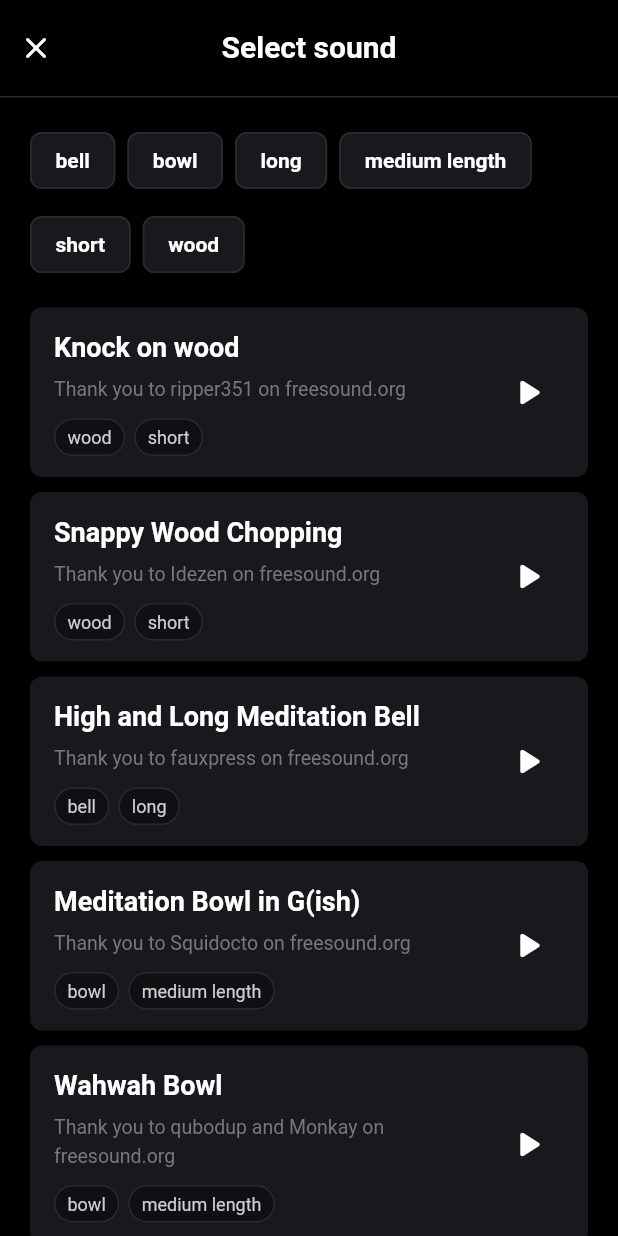
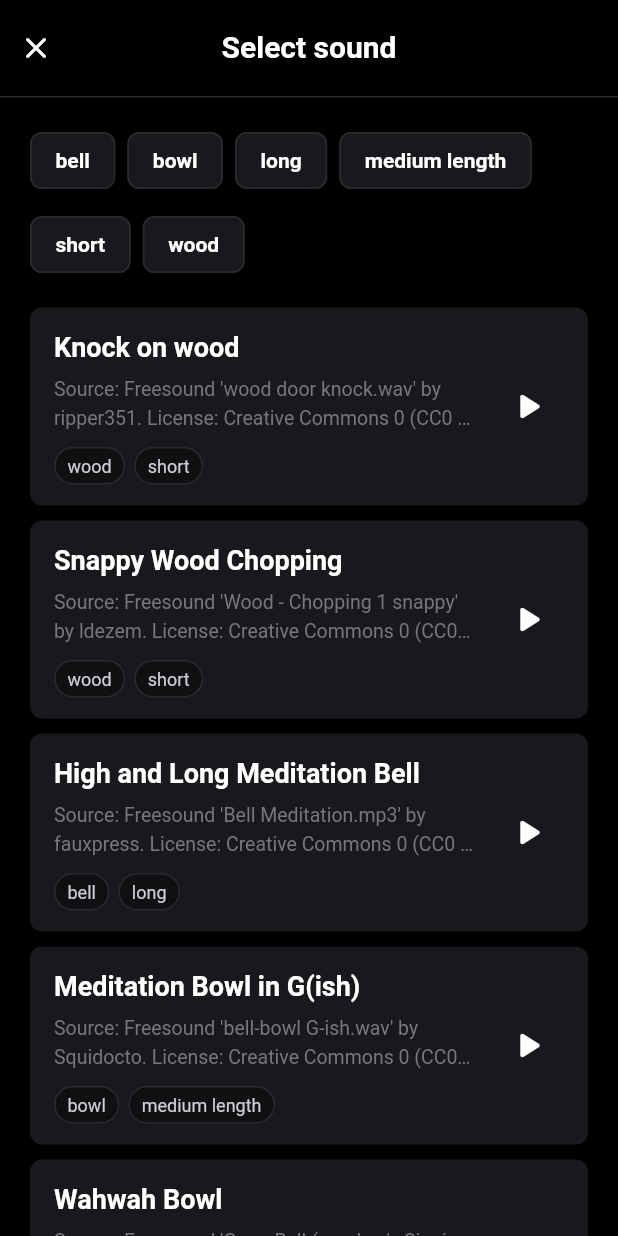
Before and after one commit to brunoloff/meditation-timer, a Flutter app: the SelectSoundScreen screen opened directly with empty values, on a phone screen of 412 x 824 dp. Run offline on Flutter 3.47's test engine with Material 3 defaults, Android fonts, the phone set to English and light mode, and no system bars; our stand-ins replace audioplayers, fl_chart, shared_preferences, wakelock_plus; missing offline and left inert: file_selector, flutter_background; accounts and stored records are empty.

Commit message:
Prepare F-Droid release metadata

```diff
--- a/assets/audio/bells/default-sounds.json
+++ b/assets/audio/bells/default-sounds.json
@@ -3,56 +3,56 @@
     "title": "Knock on wood",
     "tags": ["wood", "short"],
     "filename": "wood-knock.mp3",
-    "info": "Thank you to ripper351 on freesound.org",
+    "info": "Source: Freesound 'wood door knock.wav' by ripper351. License: Creative Commons 0 (CC0 1.0). Note: uploader says the original source was unknown.",
     "url": "https://freesound.org/people/ripper351/sounds/151088/"
   },
   {
     "title": "Snappy Wood Chopping",
     "tags": ["wood", "short"],
     "filename": "wood-chopping-snappy.mp3",
-    "info": "Thank you to Idezen on freesound.org",
+    "info": "Source: Freesound 'Wood - Chopping 1 snappy' by ldezem. License: Creative Commons 0 (CC0 1.0).",
     "url": "https://freesound.org/people/ldezem/sounds/386224/"
   },
   {
     "title": "High and Long Meditation Bell",
     "tags": ["bell", "long"],
     "filename": "bell-very-long.mp3",
-    "info": "Thank you to fauxpress on freesound.org",
+    "info": "Source: Freesound 'Bell Meditation.mp3' by fauxpress. License: Creative Commons 0 (CC0 1.0).",
     "url": "https://freesound.org/people/fauxpress/sounds/42095/"
   },
   {
     "title": "Meditation Bowl in G(ish)",
     "tags": ["bowl", "medium length"],
     "filename": "bowl-in-G-ish.mp3",
-    "info": "Thank you to Squidocto on freesound.org",
+    "info": "Source: Freesound 'bell-bowl G-ish.wav' by Squidocto. License: Creative Commons 0 (CC0 1.0).",
     "url": "https://freesound.org/people/Squidocto/sounds/255762/"
   },
   {
     "title": "Wahwah Bowl",
     "tags": ["bowl", "medium length"],
     "filename": "bowl-wahwah.mp3",
-    "info": "Thank you to qubodup and Monkay on freesound.org",
+    "info": "Source: Freesound 'Gong Bell (monkay's Singing Bowl [modified])' by qubodup, derived from Monkay. License: Creative Commons 0 (CC0 1.0).",
     "url": "https://freesound.org/people/qubodup/sounds/169289/"
   },
   {
     "title": "Gong Bowl",
     "tags": ["bowl", "medium length"],
     "filename": "bowl-gong.mp3",
-    "info": "Thank you to Zambolino on freesound.org, found on pixabay.com",
+    "info": "Source: Pixabay 'Singing Bowl Gong' by Zambolino. License: Pixabay Content License.",
     "url": "https://pixabay.com/sound-effects/film-special-effects-singing-bowl-gong-69238/"
   },
   {
     "title": "Hard-Struck Bowl in E-flat",
     "tags": ["bowl", "medium length"],
     "filename": "bowl-hard-struck.mp3",
-    "info": "Thank you to mttvn on freesound.org",
+    "info": "Source: Freesound 'E flat Tibetan singing bowl struck' by mttvn. License: Creative Commons 0 (CC0 1.0).",
     "url": "https://freesound.org/people/mttvn/sounds/535950/"
   },
   {
     "title": "Low and Long Singing Bowl",
     "tags": ["bowl", "long"],
     "filename": "bowl-low-and-long.mp3",
-    "info": "Thank you to mttvn on freesound.org",
-    "url": "https://freesound.org/people/mttvn/sounds/535950/"
+    "info": "Source: Freesound 'singing bell hit 2.wav' by ryancacophony. License: Creative Commons 0 (CC0 1.0).",
+    "url": "https://freesound.org/people/ryancacophony/sounds/202017/"
   }
 ]
--- a/lib/timer_data.dart
+++ b/lib/timer_data.dart
@@ -170,7 +170,8 @@ const _woodKnock = BellSound(
   name: 'Knock on wood',
   assetPath: '$_bellAssetRoot/wood-knock.mp3',
   tags: ['wood', 'short'],
-  info: 'Thank you to ripper351 on freesound.org',
+  info:
+      "Source: Freesound 'wood door knock.wav' by ripper351. License: Creative Commons 0 (CC0 1.0). Note: uploader says the original source was unknown.",
   url: 'https://freesound.org/people/ripper351/sounds/151088/',
 );
 
@@ -178,7 +179,8 @@ const _woodChoppingSnappy = BellSound(
   name: 'Snappy Wood Chopping',
   assetPath: '$_bellAssetRoot/wood-chopping-snappy.mp3',
   tags: ['wood', 'short'],
-  info: 'Thank you to Idezen on freesound.org',
+  info:
+      "Source: Freesound 'Wood - Chopping 1 snappy' by ldezem. License: Creative Commons 0 (CC0 1.0).",
   url: 'https://freesound.org/people/ldezem/sounds/386224/',
 );
 
@@ -186,7 +188,8 @@ const _bellVeryLong = BellSound(
   name: 'High and Long Meditation Bell',
   assetPath: '$_bellAssetRoot/bell-very-long.mp3',
   tags: ['bell', 'long'],
-  info: 'Thank you to fauxpress on freesound.org',
+  info:
+      "Source: Freesound 'Bell Meditation.mp3' by fauxpress. License: Creative Commons 0 (CC0 1.0).",
   url: 'https://freesound.org/people/fauxpress/sounds/42095/',
 );
 
@@ -194,7 +197,8 @@ const _bowlInG = BellSound(
   name: 'Meditation Bowl in G(ish)',
   assetPath: '$_bellAssetRoot/bowl-in-G-ish.mp3',
   tags: ['bowl', 'medium length'],
-  info: 'Thank you to Squidocto on freesound.org',
+  info:
+      "Source: Freesound 'bell-bowl G-ish.wav' by Squidocto. License: Creative Commons 0 (CC0 1.0).",
   url: 'https://freesound.org/people/Squidocto/sounds/255762/',
 );
 
@@ -202,7 +206,8 @@ const _bowlWahwah = BellSound(
   name: 'Wahwah Bowl',
   assetPath: '$_bellAssetRoot/bowl-wahwah.mp3',
   tags: ['bowl', 'medium length'],
-  info: 'Thank you to qubodup and Monkay on freesound.org',
+  info:
+      "Source: Freesound 'Gong Bell (monkay's Singing Bowl [modified])' by qubodup, derived from Monkay. License: Creative Commons 0 (CC0 1.0).",
   url: 'https://freesound.org/people/qubodup/sounds/169289/',
 );
 
@@ -210,7 +215,8 @@ const _bowlGong = BellSound(
   name: 'Gong Bowl',
   assetPath: '$_bellAssetRoot/bowl-gong.mp3',
   tags: ['bowl', 'medium length'],
-  info: 'Thank you to Zambolino on freesound.org, found on pixabay.com',
+  info:
+      "Source: Pixabay 'Singing Bowl Gong' by Zambolino. License: Pixabay Content License.",
   url:
       'https://pixabay.com/sound-effects/film-special-effects-singing-bowl-gong-69238/',
 );
@@ -219,7 +225,8 @@ const _bowlHardStruck = BellSound(
   name: 'Hard-Struck Bowl in E-flat',
   assetPath: '$_bellAssetRoot/bowl-hard-struck.mp3',
   tags: ['bowl', 'medium length'],
-  info: 'Thank you to mttvn on freesound.org',
+  info:
+      "Source: Freesound 'E flat Tibetan singing bowl struck' by mttvn. License: Creative Commons 0 (CC0 1.0).",
   url: 'https://freesound.org/people/mttvn/sounds/535950/',
 );
 
@@ -227,8 +234,9 @@ const _bowlLowAndLong = BellSound(
   name: 'Low and Long Singing Bowl',
   assetPath: '$_bellAssetRoot/bowl-low-and-long.mp3',
   tags: ['bowl', 'long'],
-  info: 'Thank you to mttvn on freesound.org',
-  url: 'https://freesound.org/people/mttvn/sounds/535950/',
+  info:
+      "Source: Freesound 'singing bell hit 2.wav' by ryancacophony. License: Creative Commons 0 (CC0 1.0).",
+  url: 'https://freesound.org/people/ryancacophony/sounds/202017/',
 );
 
 const _bellSounds = [
```
Also changed, not shown: 11 other files.
